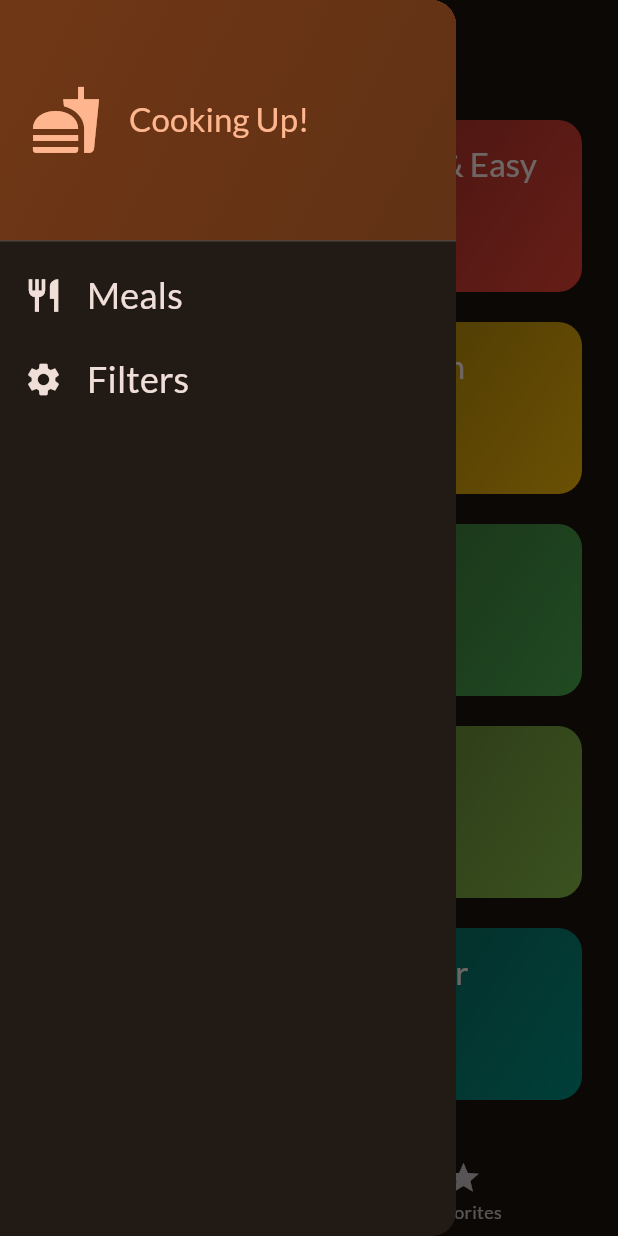
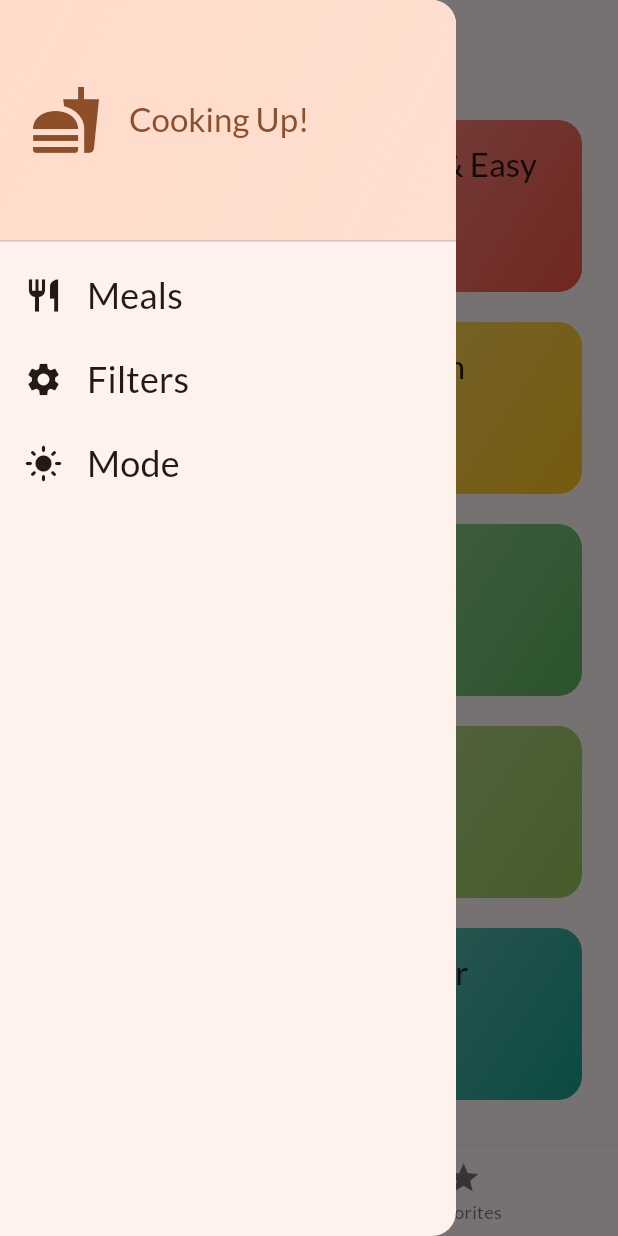
Before and after one commit to OmarNehad/Meals-App-AD, a Flutter app: the screen it shows after launch, with the side drawer open, on a phone screen of 412 x 824 dp. Run offline on Flutter 3.47's test engine with Material 3 defaults, Android fonts, the phone set to English and light mode, and no system bars; our stand-ins replace flutter_riverpod, google_fonts, shared_preferences, transparent_image.

Commit message:
dark mode

```diff
--- a/lib/main.dart
+++ b/lib/main.dart
@@ -1,8 +1,11 @@
 import 'package:flutter/material.dart';
 import 'package:google_fonts/google_fonts.dart';
 import 'package:meals/screens/tabs.dart';
+import 'package:provider/provider.dart';
+import 'package:meals/providers/theme_provider.dart';
+import 'package:meals/screens/mode.dart';
 
-final theme = ThemeData(
+final darkTheme = ThemeData(
   useMaterial3: true,
   colorScheme: ColorScheme.fromSeed(
     brightness: Brightness.dark,
@@ -11,8 +14,26 @@ final theme = ThemeData(
   textTheme: GoogleFonts.latoTextTheme(),
 );
 
-void main() {
-  runApp(const App());
+final lightTheme = ThemeData(
+  useMaterial3: true,
+  colorScheme: ColorScheme.fromSeed(
+    brightness: Brightness.light,
+    seedColor: const Color.fromARGB(255, 239, 124, 53),
+  ),
+  textTheme: GoogleFonts.latoTextTheme(),
+);
+
+void main() async {
+  WidgetsFlutterBinding.ensureInitialized();
+  final uiProvider = UiProvider();
+  await uiProvider.init();
+
+  runApp(
+    ChangeNotifierProvider(
+      create: (context) => uiProvider,
+      child: const App(),
+    ),
+  );
 }
 
 class App extends StatelessWidget {
@@ -20,9 +41,17 @@ class App extends StatelessWidget {
 
   @override
   Widget build(BuildContext context) {
-    return MaterialApp(
-      theme: theme,
-      home: const TabsScreen(),
+    return Consumer<UiProvider>(
+      builder: (context, uiProvider, child) {
+        return MaterialApp(
+          debugShowCheckedModeBanner: false,
+          theme: uiProvider.isDark ? darkTheme : lightTheme,
+          home: const TabsScreen(),
+          routes: {
+            '/mode': (context) => const ModeScreen(), // Delete this page later
+          },
+        );
+      },
     );
   }
 }
--- /dev/null
+++ b/lib/providers/theme_provider.dart
@@ -0,0 +1,41 @@
+import 'package:flutter/material.dart';
+import 'package:shared_preferences/shared_preferences.dart';
+
+class UiProvider extends ChangeNotifier {
+  bool _isDark = false;
+  bool get isDark => _isDark;
+
+  late SharedPreferences storage;
+
+  //Custom dark theme
+  final darkTheme = ThemeData(
+    primaryColor: Colors.black12,
+    brightness: Brightness.dark,
+    primaryColorDark: Colors.black12,
+  );
+
+  //Custom light theme
+  final lightTheme = ThemeData(
+      primaryColor: Colors.white,
+      brightness: Brightness.light,
+      primaryColorDark: Colors.white);
+
+  //Now we want to save the last changed theme value
+
+  //Dark mode toggle action
+  changeTheme() {
+    _isDark = !isDark;
+
+    //Save the value to secure storage
+    storage.setBool("isDark", _isDark);
+    notifyListeners();
+  }
+
+  //Init method of provider
+  init() async {
+    //After we re run the app
+    storage = await SharedPreferences.getInstance();
+    _isDark = storage.getBool("isDark") ?? false;
+    notifyListeners();
+  }
+}
--- a/lib/widgets/main_drawer.dart
+++ b/lib/widgets/main_drawer.dart
@@ -73,6 +73,23 @@ class MainDrawer extends StatelessWidget {
               onSelectScreen('filters');
             },
           ),
+          // Maybe Modify this ListTile.
+          ListTile(
+            leading: Icon(
+              Icons.light_mode_rounded,
+              size: 26,
+              color: Theme.of(context).colorScheme.onBackground,
+            ),
+            title: Text(
+              'Mode',
+              style: Theme.of(context).textTheme.titleSmall!.copyWith(
+                  color: Theme.of(context).colorScheme.onBackground,
+                  fontSize: 24),
+            ),
+            onTap: () {
+              Navigator.of(context).pushNamed('/mode');
+            },
+          ),
         ],
       ),
     );
```
Also changed, not shown: lib/screens/mode.dart (added, +36 -0 lines), pubspec.yaml (+4 -4 lines).
